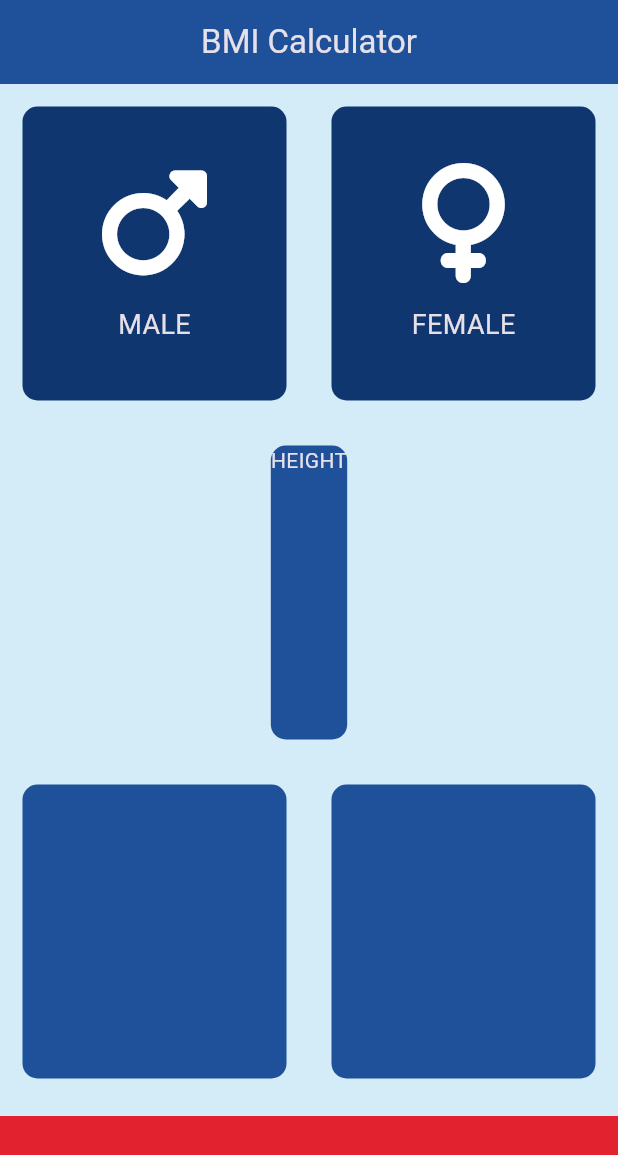
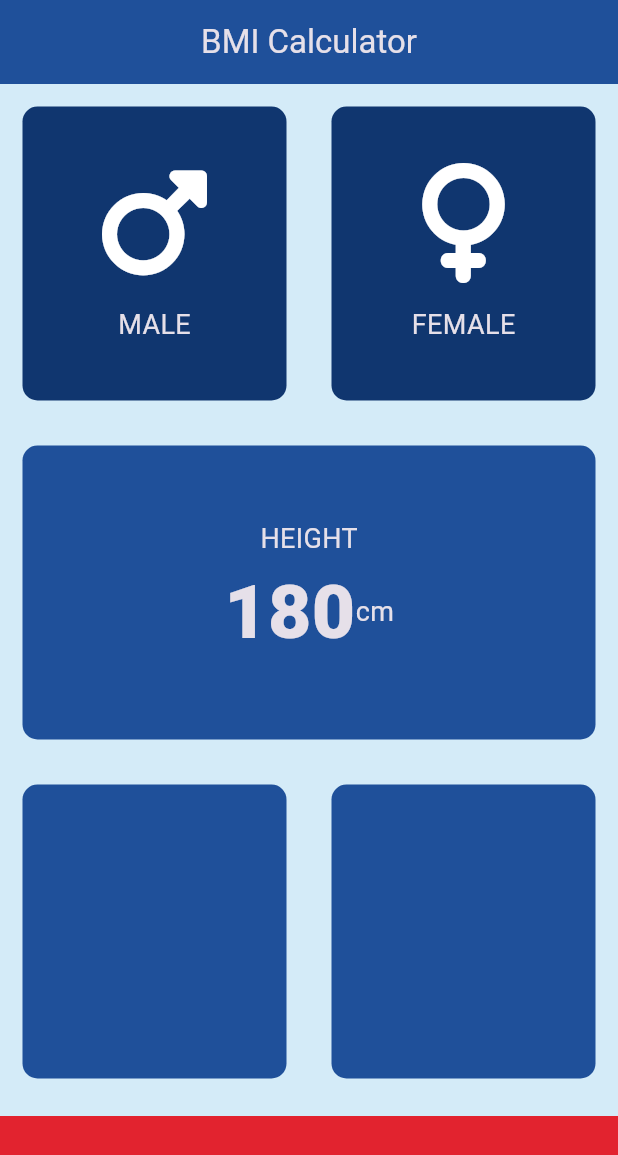
Before and after one commit to AfzalVirk/bmi-calculatorapp-flutter, a Flutter app: the screen it shows after launch, on a phone screen of 412 x 824 dp. Shown: the top 1155 px of the screen. Run offline on Flutter 3.47's test engine with Material 3 defaults, Android fonts, the phone set to English and light mode, and no system bars; our stand-ins replace font_awesome_flutter.

Commit message:
Editing center container

```diff
--- a/lib/constants.dart
+++ b/lib/constants.dart
@@ -1,8 +1,10 @@
 import 'package:flutter/material.dart';
 
-const BottomContainerHeight = 80.0;
-const BottomContainerColor = Color(0xFFE2232F);
-const activecolor = Color(0xFF1F509A);
-const inactivecolor = Color(0xFF10366F);
+const kBottomContainerHeight = 80.0;
+const kBottomContainerColor = Color(0xFFE2232F);
+const kActivecolor = Color(0xFF1F509A);
+const kInactivecolor = Color(0xFF10366F);
 
-const labelTextStyle = TextStyle(fontSize: 18.0);
+const kLabelTextStyle = TextStyle(fontSize: 18.0);
+
+const kNumberTextStyle = TextStyle(fontSize: 50.0, fontWeight: FontWeight.w900);
--- a/lib/icon_content.dart
+++ b/lib/icon_content.dart
@@ -21,7 +21,7 @@ class IconContent extends StatelessWidget {
         ),
         Text(
           gendertext,
-          style: labelTextStyle,
+          style: kLabelTextStyle,
         ),
       ],
     );
--- a/lib/input_page.dart
+++ b/lib/input_page.dart
@@ -42,6 +42,7 @@ class _InputPageState extends State<InputPage> {
         centerTitle: true,
       ),
       body: Column(
+        crossAxisAlignment: CrossAxisAlignment.stretch,
         children: <Widget>[
           Expanded(
             child: Row(children: <Widget>[
@@ -53,8 +54,8 @@ class _InputPageState extends State<InputPage> {
                     });
                   },
                   colour: genderselected == Gender.male
-                      ? activecolor
-                      : inactivecolor,
+                      ? kActivecolor
+                      : kInactivecolor,
                   cardChild: IconContent(
                     gender: FontAwesomeIcons.mars,
                     gendertext: 'MALE',
@@ -69,8 +70,8 @@ class _InputPageState extends State<InputPage> {
                     });
                   },
                   colour: genderselected == Gender.female
-                      ? activecolor
-                      : inactivecolor,
+                      ? kActivecolor
+                      : kInactivecolor,
                   cardChild: IconContent(
                     gender: FontAwesomeIcons.venus,
                     gendertext: 'FEMALE',
@@ -81,24 +82,45 @@ class _InputPageState extends State<InputPage> {
           ),
           Expanded(
             child: ReuseableCard(
-              colour: activecolor,
-              cardChild: Text('HEIGHT'),
+              colour: kActivecolor,
+              cardChild: Column(
+                mainAxisAlignment: MainAxisAlignment.center,
+                children: <Widget>[
+                  Text(
+                    'HEIGHT',
+                    style: kLabelTextStyle,
+                  ),
+                  Row(
+                    mainAxisAlignment: MainAxisAlignment.center,
+                    children: <Widget>[
+                      Text(
+                        '180',
+                        style: kNumberTextStyle,
+                      ),
+                      Text(
+                        'cm',
+                        style: kLabelTextStyle,
+                      )
+                    ],
+                  ),
+                ],
+              ),
             ),
           ),
           Expanded(
               child: Row(
             children: <Widget>[
-              Expanded(child: ReuseableCard(colour: activecolor)),
+              Expanded(child: ReuseableCard(colour: kActivecolor)),
               Expanded(
-                child: ReuseableCard(colour: activecolor),
+                child: ReuseableCard(colour: kActivecolor),
               ),
             ],
           )),
           Container(
-            color: BottomContainerColor,
+            color: kBottomContainerColor,
             margin: EdgeInsets.only(top: 10.0),
             width: double.infinity,
-            height: BottomContainerHeight,
+            height: kBottomContainerHeight,
           )
         ],
       ),
```
